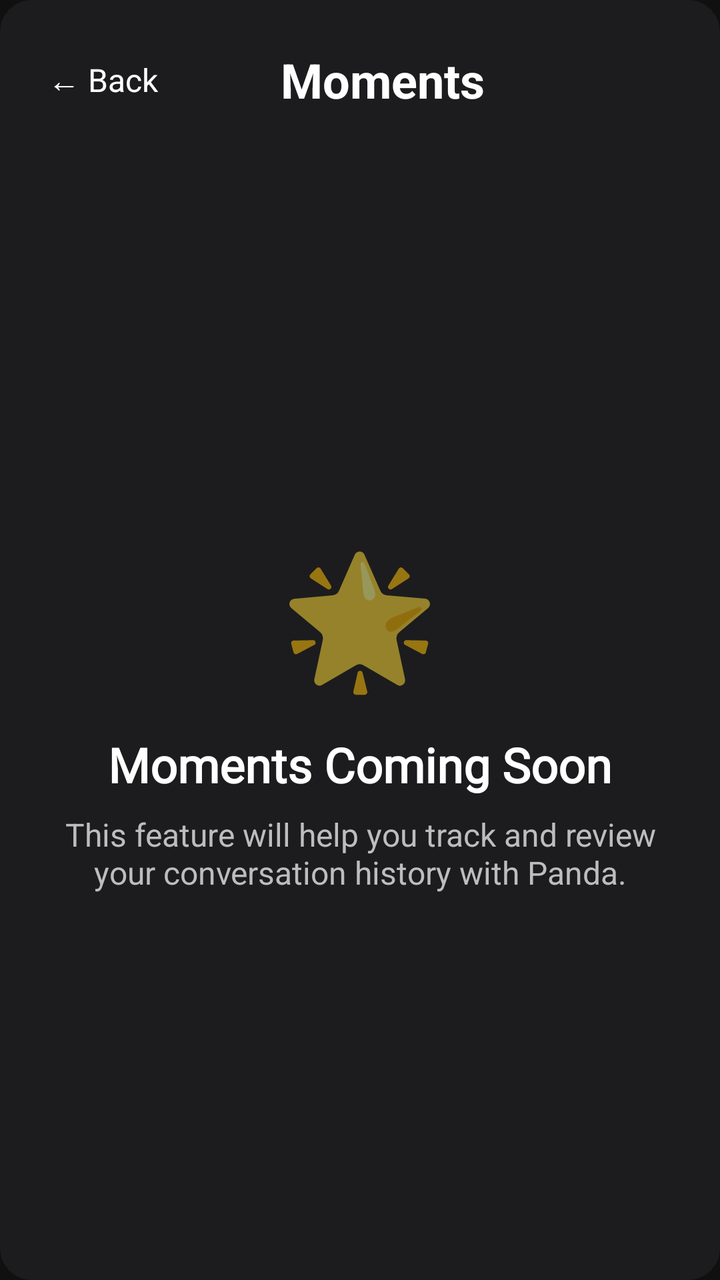
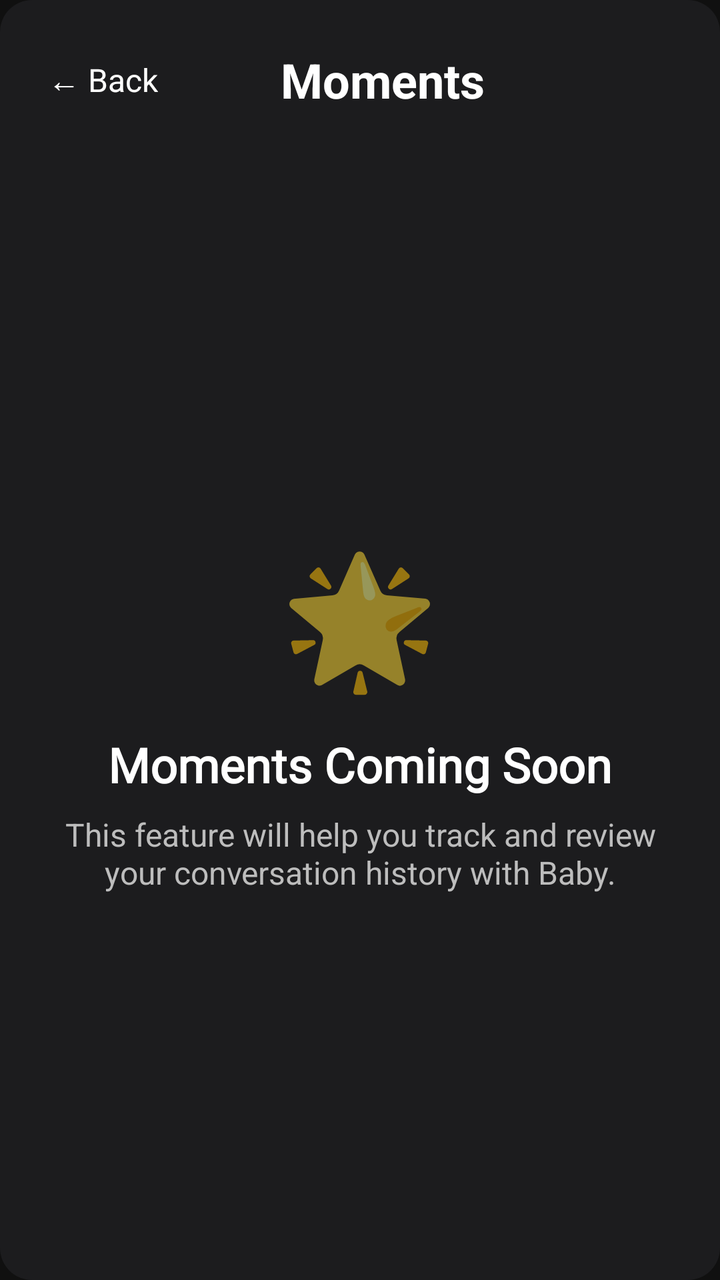

Before-and-after screenshots of an Android layout around one commit, followed by the original layout XML and the change that was made.
<!-- AndroidManifest.xml: activity theme Theme.Blurr -->
<!-- res/layout/activity_moments.xml -->
<?xml version="1.0" encoding="utf-8"?>
<LinearLayout xmlns:android="http://schemas.android.com/apk/res/android"
    android:layout_width="match_parent"
    android:layout_height="match_parent"
    android:background="@drawable/bg_solid"
    android:orientation="vertical"
    android:padding="16dp">

    
    <LinearLayout
        android:layout_width="match_parent"
        android:layout_height="wrap_content"
        android:gravity="center_vertical"
        android:orientation="horizontal"
        android:layout_marginBottom="24dp">

        <TextView
            android:id="@+id/back_button"
            android:layout_width="wrap_content"
            android:layout_height="wrap_content"
            android:background="?attr/selectableItemBackground"
            android:clickable="true"
            android:focusable="true"
            android:padding="8dp"
            android:text="← Back"
            android:textColor="#FFFFFF"
            android:textSize="16sp" />

        <TextView
            android:layout_width="0dp"
            android:layout_height="wrap_content"
            android:layout_weight="1"
            android:gravity="center"
            android:text="Moments"
            android:textColor="#FFFFFF"
            android:textSize="24sp"
            android:textStyle="bold" />

        <View
            android:layout_width="48dp"
            android:layout_height="48dp" />

    </LinearLayout>

    
    <LinearLayout
        android:layout_width="match_parent"
        android:layout_height="0dp"
        android:layout_weight="1"
        android:gravity="center"
        android:orientation="vertical">

        <TextView
            android:layout_width="wrap_content"
            android:layout_height="wrap_content"
            android:layout_marginBottom="16dp"
            android:text="🌟"
            android:textSize="64sp" />

        <TextView
            android:layout_width="wrap_content"
            android:layout_height="wrap_content"
            android:layout_marginBottom="8dp"
            android:text="Moments Coming Soon"
            android:fontFamily="@font/oxanium"
            android:textColor="#FFFFFF"
            android:textSize="24sp"
            android:textStyle="bold" />

        <TextView
            android:layout_width="wrap_content"
            android:layout_height="wrap_content"
            android:gravity="center"
            android:text="This feature will help you track and review your conversation history with Panda."
            android:textColor="#BDBDBD"
            android:textSize="16sp" />

    </LinearLayout>

</LinearLayout>
<!-- resources referenced by this layout -->
<resources>
  <!-- drawable bg_solid (drawable) -->
  <?xml version="1.0" encoding="utf-8"?>
  <shape xmlns:android="http://schemas.android.com/apk/res/android">
  <solid android:color="@color/panel_background"/>
  <corners android:radius="16dp"/>
  </shape>
  <style name="Theme.Blurr" parent="Theme.MaterialComponents.Light.NoActionBar">
          
          <item name="colorPrimary">@color/primary</item>
          <item name="colorPrimaryVariant">@color/primary</item>
          <item name="colorOnPrimary">@color/white</item>
  
          <item name="colorSecondary">@color/teal_200</item>
          <item name="colorSecondaryVariant">@color/teal_700</item>
          <item name="colorOnSecondary">@color/black</item>
  
          <item name="colorSurface">@color/surface</item>
          <item name="colorOnSurface">@color/text_primary</item>
  
          <item name="android:statusBarColor" tools:targetApi="l">?attr/colorPrimaryVariant</item>
          <item name="android:windowBackground">@color/background</item>
          <item name="android:colorBackground">@color/background</item>
          
          
          <item name="android:windowLightStatusBar" tools:targetApi="m">false</item>
          <item name="android:windowLightNavigationBar" tools:targetApi="o">false</item>
      </style>
  <color name="panel_background">#FF1C1C1E</color>
  <color name="primary">#101010</color>
  <color name="white">#FFFFFFFF</color>
  <color name="teal_200">#FF03DAC5</color>
  <color name="teal_700">#FF018786</color>
  <color name="black">#FF000000</color>
  <color name="surface">#FFFFFF</color>
  <color name="text_primary">#000000</color>
  <color name="background">#101010</color>
</resources>

<!-- the commit's change to res/layout/activity_moments.xml (unified diff, before → after) -->
@@ -71,7 +71,7 @@
             android:layout_width="wrap_content"
             android:layout_height="wrap_content"
             android:gravity="center"
-            android:text="This feature will help you track and review your conversation history with Panda."
+            android:text="This feature will help you track and review your conversation history with Baby."
             android:textColor="#BDBDBD"
             android:textSize="16sp" />
 
<!-- resource entries referenced after the edit -->
@@ -26,6 +26,7 @@
           
           <item name="android:windowLightStatusBar" tools:targetApi="m">false</item>
           <item name="android:windowLightNavigationBar" tools:targetApi="o">false</item>
+          <item name="alertDialogTheme">@style/Theme.Blurr.AlertDialog</item>
       </style>
   <color name="panel_background">#FF1C1C1E</color>
   <color name="primary">#101010</color>
@@ -36,5 +37,12 @@
   <color name="surface">#FFFFFF</color>
   <color name="text_primary">#000000</color>
   <color name="background">#101010</color>
+  <style name="Theme.Blurr.AlertDialog" parent="Theme.AppCompat.Dialog.Alert">
+          <item name="android:background">@color/panel_background</item>
+          <item name="android:textColorPrimary">@color/white</item>
+          <item name="android:textColorSecondary">#BDBDBD</item>
+          <item name="colorAccent">@color/orange</item>
+      </style>
+  <color name="orange">#FFBC87</color>
 </resources>
 
